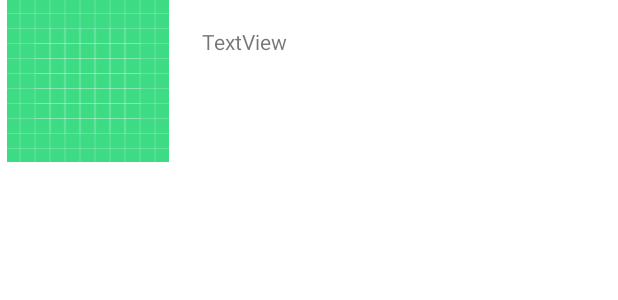
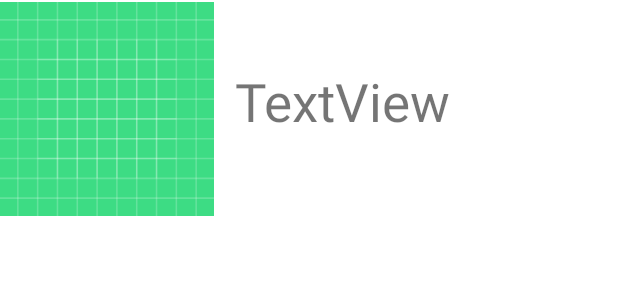
Before and after one commit to imadwr/PokemonApp, an Android app: the layout pokemons_list_view_layout.xml on its own in the app's theme, with its tools: preview values and no code run, on a phone screen of 412 x 824 dp. Shown: the top 300 px of the screen. Run offline under Robolectric (Android 15) with nearby library versions, the phone set to English and light mode, and no system bars.

Commit message:
change listview layaout with PokemonsListViewModel and add images

```diff
--- a/app/src/main/res/layout/pokemons_list_view_layout.xml
+++ b/app/src/main/res/layout/pokemons_list_view_layout.xml
@@ -5,15 +5,15 @@
     android:layout_height="match_parent">
 
     <ImageView
-        android:id="@+id/imageView"
-        android:layout_width="wrap_content"
-        android:layout_height="wrap_content"
+        android:id="@+id/imageViewPokemon"
+        android:layout_width="159dp"
+        android:layout_height="145dp"
         android:layout_weight="1"
         app:srcCompat="@drawable/ic_launcher_background" />
 
     <LinearLayout
         android:layout_width="278dp"
-        android:layout_height="586dp"
+        android:layout_height="139dp"
         android:layout_margin="4dp"
         android:layout_weight="1"
         android:orientation="vertical"
@@ -23,7 +23,8 @@
             android:id="@+id/textViewName"
             android:layout_width="match_parent"
             android:layout_height="44dp"
-            android:layout_margin="4dp"
-            android:text="TextView" />
+            android:layout_marginTop="30dp"
+            android:text="TextView"
+            android:textSize="35dp" />
     </LinearLayout>
 </LinearLayout>
```
Also changed, not shown: app/src/main/java/com/example/pokemonapp/MainActivity.java (+10 -5 lines), app/src/main/java/com/example/pokemonapp/model/PokemonsListViewModel.java (added, +52 -0 lines).
